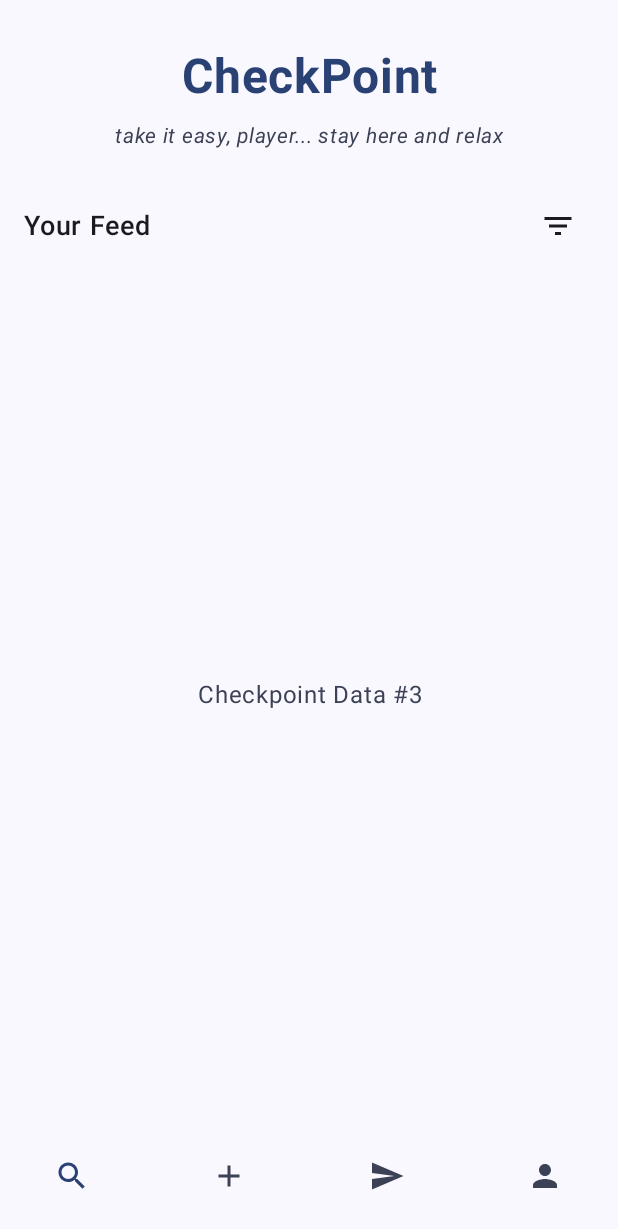
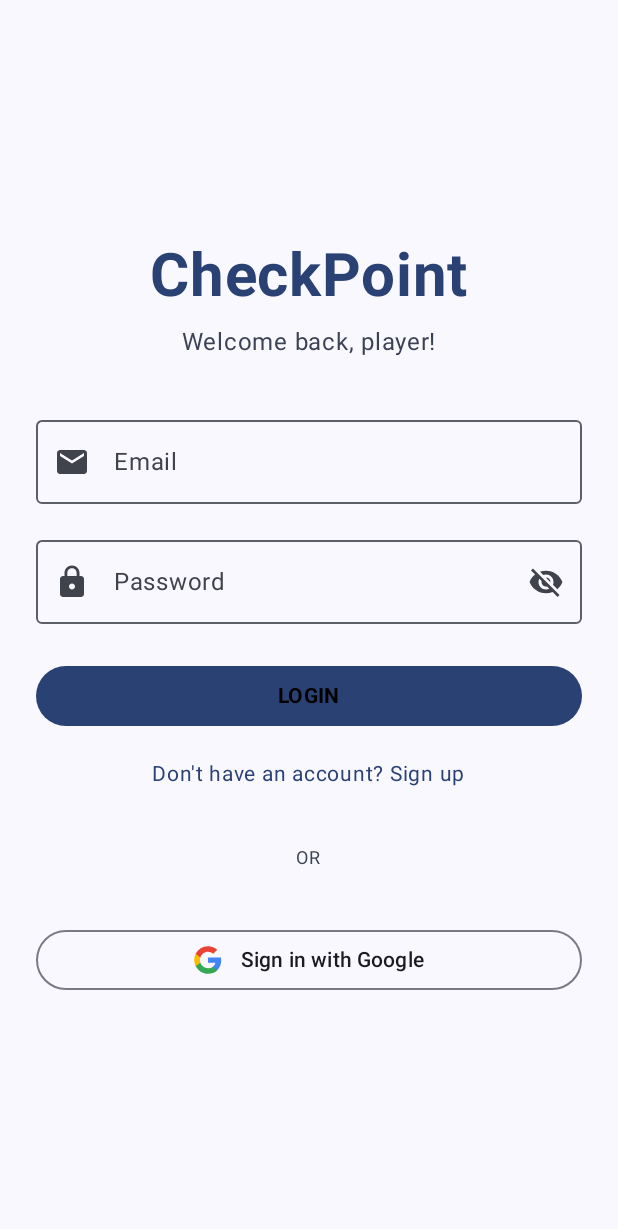
Before and after one commit to AlessioCamerano/CheckPoint, an Android app built with Jetpack Compose: the screen it shows after launch (MainActivity), on a phone screen of 412 x 824 dp. Shown: the top 1229 px of the screen. Run offline under Robolectric (Android 15) with nearby library versions, the phone set to English and light mode, and no system bars.

Commit message:
LogIn e SignIn pages + tasto home nella Navbar
implementata anche la navigation tra il logIn e la home

```diff
--- a/app/src/main/java/com/example/checkpoint/ui/navigation/AppNavigation.kt
+++ b/app/src/main/java/com/example/checkpoint/ui/navigation/AppNavigation.kt
@@ -1,15 +1,21 @@
 package com.example.checkpoint.ui.navigation
 
+import androidx.compose.animation.EnterTransition
+import androidx.compose.animation.ExitTransition
 import androidx.compose.runtime.Composable
 import androidx.navigation.compose.NavHost
 import androidx.navigation.compose.composable
 import androidx.navigation.compose.rememberNavController
+import com.example.checkpoint.ui.screens.LoginScreen
 import com.example.checkpoint.ui.screens.MainScreen
+import com.example.checkpoint.ui.screens.SignupScreen
 
 /**
  * Routes definitions for the application navigation.
  */
 object Screen {
+    const val Login = "login"
+    const val Signup = "signup"
     const val Home = "home"
 }
 
@@ -19,13 +25,40 @@ fun AppNavigation() {
 
     NavHost(
         navController = navController,
-        startDestination = Screen.Home
+        startDestination = Screen.Login,
+        enterTransition = { EnterTransition.None },
+        exitTransition = { ExitTransition.None },
+        popEnterTransition = { EnterTransition.None },
+        popExitTransition = { ExitTransition.None }
     ) {
+        composable(Screen.Login) {
+            LoginScreen(
+                onLoginSuccess = {
+                    navController.navigate(Screen.Home) {
+                        popUpTo(Screen.Login) { inclusive = true }
+                    }
+                },
+                onNavigateToSignup = {
+                    navController.navigate(Screen.Signup)
+                }
+            )
+        }
+
+        composable(Screen.Signup) {
+            SignupScreen(
+                onSignupSuccess = {
+                    navController.navigate(Screen.Home) {
+                        popUpTo(Screen.Login) { inclusive = true }
+                    }
+                },
+                onNavigateToLogin = {
+                    navController.popBackStack()
+                }
+            )
+        }
+
         composable(Screen.Home) {
             MainScreen()
         }
-
-        // Add more screens here as you create them:
-        // composable(Screen.Settings) { SettingsScreen() }
     }
 }
--- /dev/null
+++ b/app/src/main/java/com/example/checkpoint/ui/screens/LoginScreen.kt
@@ -0,0 +1,145 @@
+package com.example.checkpoint.ui.screens
+
+import androidx.compose.foundation.clickable
+import androidx.compose.foundation.layout.*
+import androidx.compose.foundation.text.KeyboardOptions
+import androidx.compose.material.icons.Icons
+import androidx.compose.material.icons.filled.Email
+import androidx.compose.material.icons.filled.Lock
+import androidx.compose.material.icons.filled.Visibility
+import androidx.compose.material.icons.filled.VisibilityOff
+import androidx.compose.material3.*
+import androidx.compose.runtime.*
+import androidx.compose.ui.Alignment
+import androidx.compose.ui.Modifier
+import androidx.compose.ui.graphics.Color
+import androidx.compose.ui.text.font.FontWeight
+import androidx.compose.ui.text.input.KeyboardType
+import androidx.compose.ui.text.input.PasswordVisualTransformation
+import androidx.compose.ui.text.input.VisualTransformation
+import androidx.compose.ui.res.painterResource
+import androidx.compose.ui.unit.dp
+import androidx.compose.ui.unit.sp
+import com.example.checkpoint.R
+
+@Composable
+fun LoginScreen(
+    onLoginSuccess: () -> Unit,
+    onNavigateToSignup: () -> Unit
+) {
+    var email by remember { mutableStateOf("") }
+    var password by remember { mutableStateOf("") }
+    var passwordVisible by remember { mutableStateOf(false) }
+
+    Surface(
+        modifier = Modifier.fillMaxSize(),
+        color = MaterialTheme.colorScheme.background
+    ) {
+        Column(
+            modifier = Modifier
+                .fillMaxSize()
+                .padding(24.dp),
+            horizontalAlignment = Alignment.CenterHorizontally,
+            verticalArrangement = Arrangement.Center
+        ) {
+            Text(
+                text = "CheckPoint",
+                color = MaterialTheme.colorScheme.primary,
+                fontSize = 40.sp,
+                fontWeight = FontWeight.Bold
+            )
+
+            Text(
+                text = "Welcome back, player!",
+                color = MaterialTheme.colorScheme.secondary,
+                fontSize = 16.sp,
+                modifier = Modifier.padding(top = 8.dp, bottom = 32.dp)
+            )
+
+            OutlinedTextField(
+                value = email,
+                onValueChange = { email = it },
+                label = { Text("Email") },
+                placeholder = { Text("Enter your email") },
+                leadingIcon = { Icon(Icons.Default.Email, contentDescription = null) },
+                modifier = Modifier.fillMaxWidth(),
+                singleLine = true,
+                keyboardOptions = KeyboardOptions(keyboardType = KeyboardType.Email)
+            )
+
+            Spacer(modifier = Modifier.height(16.dp))
+
+            OutlinedTextField(
+                value = password,
+                onValueChange = { password = it },
+                label = { Text("Password") },
+                placeholder = { Text("Enter your password") },
+                leadingIcon = { Icon(Icons.Default.Lock, contentDescription = null) },
+                trailingIcon = {
+                    val image = if (passwordVisible) Icons.Default.Visibility else Icons.Default.VisibilityOff
+                    IconButton(onClick = { passwordVisible = !passwordVisible }) {
+                        Icon(imageVector = image, contentDescription = null)
+                    }
+                },
+                visualTransformation = if (passwordVisible) VisualTransformation.None else PasswordVisualTransformation(),
+                modifier = Modifier.fillMaxWidth(),
+                singleLine = true,
+                keyboardOptions = KeyboardOptions(keyboardType = KeyboardType.Password)
+            )
+
+            Spacer(modifier = Modifier.height(24.dp))
+
+            Button(
+                onClick = onLoginSuccess,
+                modifier = Modifier.fillMaxWidth(),
+                colors = ButtonDefaults.buttonColors(containerColor = MaterialTheme.colorScheme.primary)
+            ) {
+                Text(text = "LOGIN", color = Color.Black, fontWeight = FontWeight.Bold)
+            }
+
+            Spacer(modifier = Modifier.height(16.dp))
+
+            Text(
+                text = "Don't have an account? Sign up",
+                color = MaterialTheme.colorScheme.primary,
+                modifier = Modifier.clickable { onNavigateToSignup() },
+                fontSize = 14.sp
+            )
+
+            Spacer(modifier = Modifier.height(32.dp))
+
+            Row(verticalAlignment = Alignment.CenterVertically) {
+                HorizontalDivider(modifier = Modifier.weight(1f), color = MaterialTheme.colorScheme.surface)
+                Text(
+                    text = " OR ",
+                    color = MaterialTheme.colorScheme.secondary,
+                    modifier = Modifier.padding(horizontal = 8.dp),
+                    fontSize = 12.sp
+                )
+                HorizontalDivider(modifier = Modifier.weight(1f), color = MaterialTheme.colorScheme.surface)
+            }
+
+            Spacer(modifier = Modifier.height(32.dp))
+
+            OutlinedButton(
+                onClick = { "TODO" },
+                modifier = Modifier.fillMaxWidth(),
+                border = ButtonDefaults.outlinedButtonBorder.copy(width = 1.dp)
+            ) {
+                Row(
+                    verticalAlignment = Alignment.CenterVertically,
+                    horizontalArrangement = Arrangement.Center
+                ) {
+                    Icon(
+                        painter = painterResource(id = R.drawable.ic_google_logo),
+                        contentDescription = "Google Logo",
+                        tint = Color.Unspecified,
+                        modifier = Modifier.size(20.dp)
+                    )
+                    Spacer(modifier = Modifier.width(12.dp))
+                    Text(text = "Sign in with Google", color = MaterialTheme.colorScheme.onBackground)
+                }
+            }
+        }
+    }
+}
--- /dev/null
+++ b/app/src/main/res/drawable/ic_google_logo.xml
@@ -0,0 +1,19 @@
+<vector xmlns:android="http://schemas.android.com/apk/res/android"
+    xmlns:aapt="http://schemas.android.com/aapt"
+    android:width="24dp"
+    android:height="24dp"
+    android:viewportWidth="24"
+    android:viewportHeight="24">
+    <path
+        android:pathData="M22.56,12.25c0,-0.78 -0.07,-1.53 -0.2,-2.25H12v4.26h5.92c-0.26,1.37 -1.04,2.53 -2.21,3.31v2.77h3.57c2.08,-1.92 3.28,-4.74 3.28,-8.09z"
+        android:fillColor="#4285F4"/>
+    <path
+        android:pathData="M12,23c2.97,0 5.46,-0.98 7.28,-2.66l-3.57,-2.77c-0.99,0.66 -2.23,1.06 -3.71,1.06 -2.86,0 -5.29,-1.93 -6.16,-4.53H2.18v2.84C3.99,20.53 7.7,23 12,23z"
+        android:fillColor="#34A853"/>
+    <path
+        android:pathData="M5.84,14.1c-0.22,-0.66 -0.35,-1.36 -0.35,-2.1s0.13,-1.44 0.35,-2.1V7.07H2.18C1.43,8.55 1,10.22 1,12s0.43,3.45 1.18,4.93l3.66,-2.83z"
+        android:fillColor="#FBBC05"/>
+    <path
+        android:pathData="M12,5.38c1.62,0 3.06,0.56 4.21,1.64l3.15,-3.15C17.45,2.09 14.97,1 12,1 7.7,1 3.99,3.47 2.18,7.07l3.66,2.83c0.87,-2.6 3.3,-4.53 6.16,-4.53z"
+        android:fillColor="#EA4335"/>
+</vector>
```
Also changed, not shown: app/src/main/java/com/example/checkpoint/ui/screens/SignupScreen.kt (added, +123 -0 lines).
